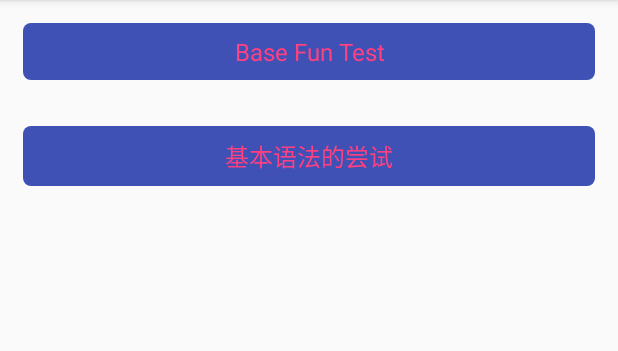
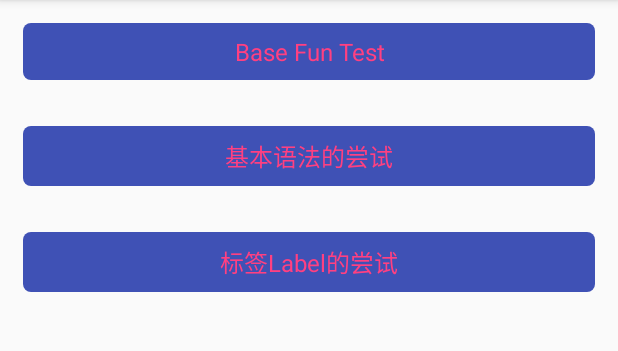
Before and after one commit to LiuXi0314/KotlinFirst, an Android app: the BaseFunActivity screen opened directly, with no data from a screen before it, on a phone screen of 412 x 824 dp, the part 84-435 px from its top. Run offline under Robolectric (Android 15) with nearby library versions, the phone set to English and light mode, and no system bars; 3 statements that could not run were skipped.

Commit message:
I do not understand label~~~

```diff
--- a/app/src/main/res/layout/activity_base_fun.xml
+++ b/app/src/main/res/layout/activity_base_fun.xml
@@ -17,4 +17,10 @@
         style="@style/ButtonStyle"
         android:textColor="@color/colorAccent"
         android:text="基本语法的尝试"/>
+
+    <TextView
+        android:id="@+id/label"
+        style="@style/ButtonStyle"
+        android:textColor="@color/colorAccent"
+        android:text="标签Label的尝试"/>
 </LinearLayout>
```
Also changed, not shown: app/src/main/java/com/lx/kotlinfirst/activity/BaseFunActivity.kt (+6 -1 lines).
